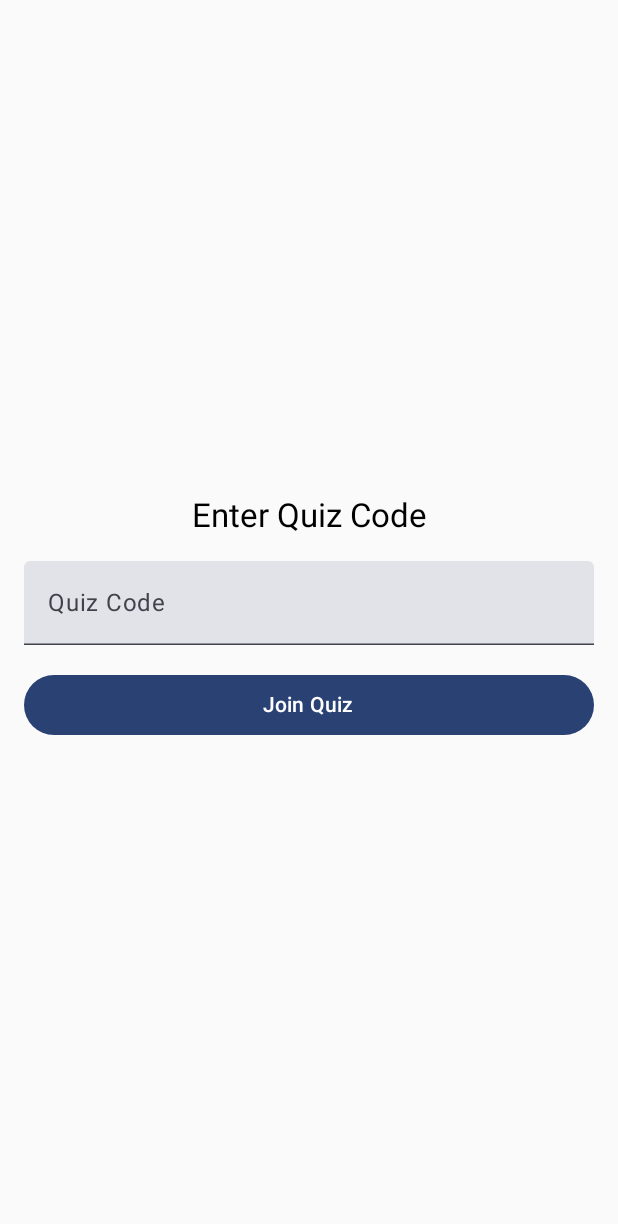
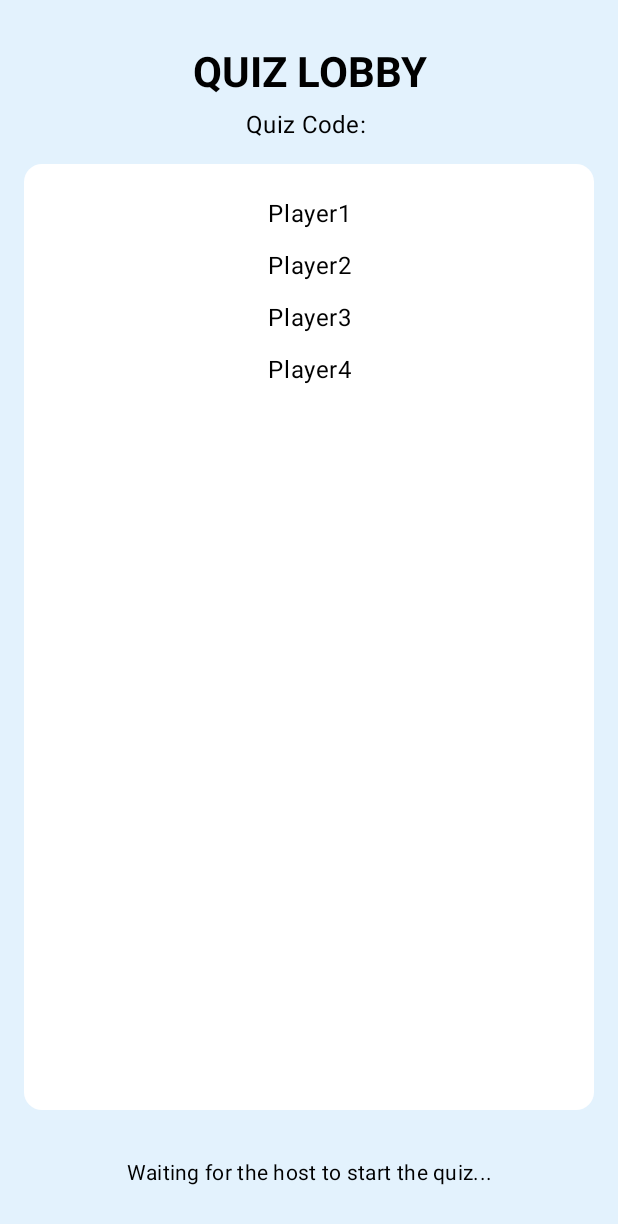
Before and after one commit to salsaunleashed/AndroidStudioProjects, an Android app built with Jetpack Compose: the JoinScreen screen opened through its navigation route, after a tap on "Join Quiz", on a phone screen of 412 x 824 dp. Shown: the top 1224 px of the screen. Run offline under Robolectric (Android 15) with nearby library versions, the light colour scheme and no system bars.

Commit message:
adição de ecras e firebase

```diff
--- a/QuiZecJetpack/app/src/main/java/pt/isec/a21130067/quizecjetpack/MainActivity.kt
+++ b/QuiZecJetpack/app/src/main/java/pt/isec/a21130067/quizecjetpack/MainActivity.kt
@@ -10,6 +10,7 @@ import androidx.navigation.compose.composable
 import androidx.navigation.compose.rememberNavController
 import pt.isec.a21130067.quizecjetpack.ui.screens.Greeting
 import pt.isec.a21130067.quizecjetpack.ui.screens.InitialAnimation
+import pt.isec.a21130067.quizecjetpack.ui.screens.LobbyScreen
 import pt.isec.a21130067.quizecjetpack.ui.screens.RegisterAndLoginScreen
 import pt.isec.a21130067.quizecjetpack.ui.theme.QuiZecJetpackTheme
 
@@ -28,6 +29,10 @@ class MainActivity : ComponentActivity() {
                     composable("register_login_screen") { RegisterAndLoginScreen(navController) }
                     composable("initial_screen") { Greeting(navController) }
                     composable("join_screen") {JoinScreen(navController)}
+                    composable("lobby_screen/{quizCode}"){ backStackEntry ->
+                        val quizCode = backStackEntry.arguments?.getString("quizCode") ?: ""
+                        LobbyScreen(navController, quizCode)
+                    }
                 }
             }
         }
--- /dev/null
+++ b/QuiZecJetpack/app/src/main/java/pt/isec/a21130067/quizecjetpack/ui/screens/LobbyScreen.kt
@@ -0,0 +1,135 @@
+package pt.isec.a21130067.quizecjetpack.ui.screens
+import android.os.Bundle
+import androidx.activity.compose.setContent
+import androidx.activity.enableEdgeToEdge
+import androidx.appcompat.app.AppCompatActivity
+import androidx.compose.foundation.background
+import androidx.compose.foundation.layout.*
+import androidx.compose.foundation.lazy.LazyColumn
+import androidx.compose.foundation.lazy.items
+import androidx.compose.material3.*
+import androidx.compose.runtime.*
+import androidx.compose.ui.Alignment
+import androidx.compose.ui.Modifier
+import androidx.compose.ui.graphics.Color
+import androidx.compose.ui.text.font.FontWeight
+import androidx.compose.ui.text.style.TextAlign
+import androidx.compose.ui.unit.dp
+import androidx.compose.ui.unit.sp
+import androidx.navigation.NavHostController
+import androidx.navigation.compose.NavHost
+import androidx.navigation.compose.composable
+import androidx.navigation.compose.rememberNavController
+import pt.isec.a21130067.quizecjetpack.ui.theme.Azulbebe
+import pt.isec.a21130067.quizecjetpack.ui.theme.QuiZecJetpackTheme
+
+class Lobby : AppCompatActivity() {
+    override fun onCreate(savedInstanceState: Bundle?) {
+        super.onCreate(savedInstanceState)
+        enableEdgeToEdge()
+
+        setContent {
+            QuiZecJetpackTheme {
+                val navController = rememberNavController()
+                NavHost(
+                    navController = navController,
+                    startDestination = "lobby_screen"
+                ) {
+                    composable("lobby_screen/{quizCode}"){ backStackEntry ->
+                        val quizCode = backStackEntry.arguments?.getString("quizCode") ?: ""
+                        LobbyScreen(navController, quizCode)
+                    }
+                }
+            }
+        }
+    }
+}
+
+@Composable
+fun LobbyScreen(navController: NavHostController, quizCode: String) {
+    val players = remember { mutableStateListOf("Player1", "Player2", "Player3", "Player4") }
+    var isHost by remember { mutableStateOf(false) }
+
+    Box(
+        modifier = Modifier
+            .fillMaxSize()
+            .background(Azulbebe) // Fundo estilizado
+            .padding(16.dp)
+    ) {
+        Column(
+            modifier = Modifier.fillMaxSize(),
+            horizontalAlignment = Alignment.CenterHorizontally,
+            verticalArrangement = Arrangement.Top
+        ) {
+            // Título
+            Text(
+                text = "QUIZ LOBBY",
+                style = MaterialTheme.typography.titleLarge.copy(
+                    fontSize = 28.sp,
+                    fontWeight = FontWeight.Bold
+                ),
+                color = Color.Black,
+                modifier = Modifier.padding(top = 16.dp, bottom = 8.dp),
+                textAlign = TextAlign.Center
+            )
+
+            // Código do Quiz
+            Text(
+                text = "Quiz Code: $quizCode",
+                style = MaterialTheme.typography.bodyMedium.copy(fontSize = 16.sp),
+                color = Color.Black,
+                textAlign = TextAlign.Center,
+                modifier = Modifier.padding(bottom = 16.dp)
+            )
+
+            // Lista de Jogadores
+            Box(
+                modifier = Modifier
+                    .fillMaxWidth()
+                    .weight(1f)
+                    .background(Color.White, shape = MaterialTheme.shapes.medium)
+                    .padding(16.dp)
+            ) {
+                LazyColumn(
+                    modifier = Modifier.fillMaxSize(),
+                    horizontalAlignment = Alignment.CenterHorizontally
+                ) {
+                    items(players) { player ->
+                        Text(
+                            text = player,
+                            style = MaterialTheme.typography.bodyLarge,
+                            modifier = Modifier
+                                .padding(vertical = 8.dp)
+                                .fillMaxWidth(),
+                            textAlign = TextAlign.Center
+                        )
+                    }
+                }
+            }
+
+            Spacer(modifier = Modifier.height(16.dp))
+
+            if (isHost) {
+                Button(
+                    onClick = {
+                        // Navegar para a tela do quiz
+                        navController.navigate("quiz_screen/$quizCode")
+                    },
+                    modifier = Modifier
+                        .fillMaxWidth()
+                        .padding(horizontal = 16.dp)
+                ) {
+                    Text("Start Quiz")
+                }
+            } else {
+                Text(
+                    text = "Waiting for the host to start the quiz...",
+                    style = MaterialTheme.typography.bodyMedium.copy(fontSize = 14.sp),
+                    color = Color.Black,
+                    textAlign = TextAlign.Center,
+                    modifier = Modifier.padding(vertical = 16.dp)
+                )
+            }
+        }
+    }
+}
--- a/QuiZecJetpack/app/src/main/java/pt/isec/a21130067/quizecjetpack/ui/screens/LoginScreen.kt
+++ b/QuiZecJetpack/app/src/main/java/pt/isec/a21130067/quizecjetpack/ui/screens/LoginScreen.kt
@@ -1,5 +1,4 @@
 package pt.isec.a21130067.quizecjetpack.ui.screens
-
 import android.os.Bundle
 import androidx.activity.compose.setContent
 import androidx.activity.enableEdgeToEdge
```
Also changed, not shown: QuiZecJetpack/app/src/main/java/pt/isec/a21130067/quizecjetpack/ui/screens/JoinQuizzScreen.kt (+12 -6 lines), 1 other file.
